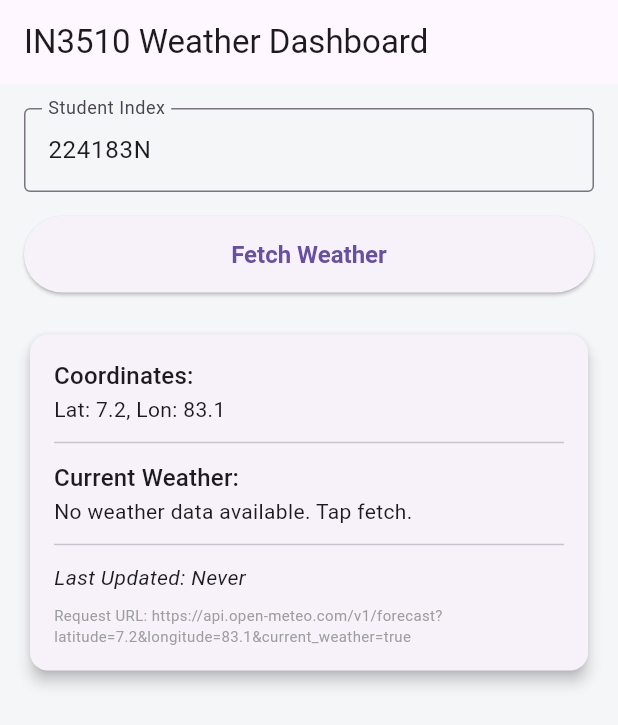
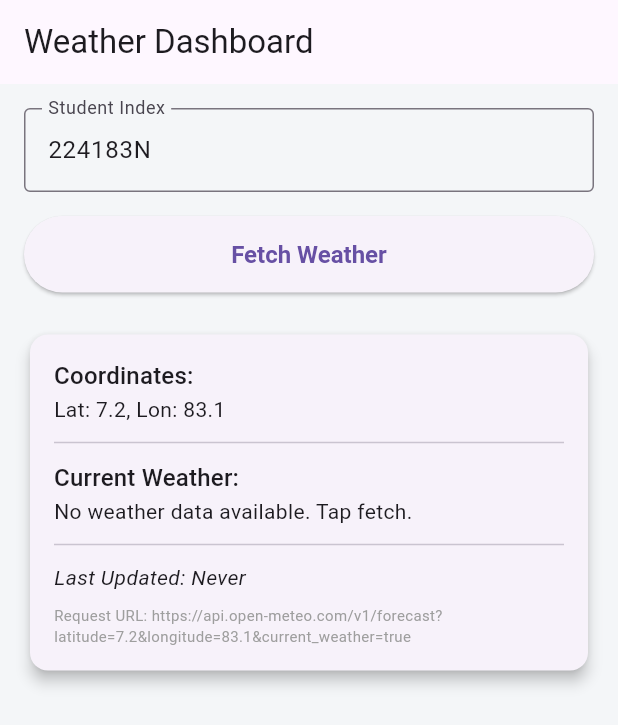
Before and after one commit to IshanHansaka/weather_dashboard, a Flutter app: the screen it shows after launch, on a phone screen of 412 x 824 dp. Shown: the top 725 px of the screen. Run offline on Flutter 3.47's test engine with Material 3 defaults, Android fonts, the phone set to English and light mode, and no system bars; our stand-ins replace flutter_riverpod, shared_preferences.

Commit message:
chore: change title

```diff
--- a/lib/main.dart
+++ b/lib/main.dart
@@ -39,7 +39,7 @@ class WeatherScreen extends ConsumerWidget {
     final indexController = TextEditingController(text: providerNotifier.index);
 
     return Scaffold(
-      appBar: AppBar(title: const Text('IN3510 Weather Dashboard')),
+      appBar: AppBar(title: const Text('Weather Dashboard')),
       body: Padding(
         padding: const EdgeInsets.all(16.0),
         child: Column(
```
